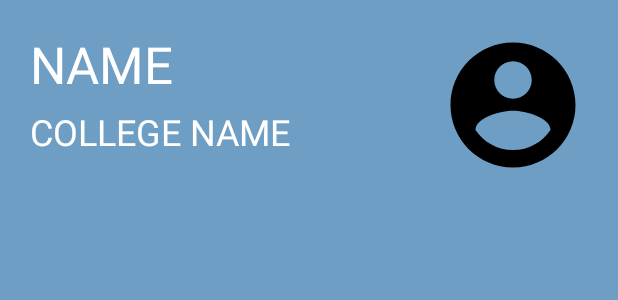
After one commit to akshaykumbhar/Evento, an Android app: the layout fragment_student_profile.xml on its own in the app's theme, with its tools: preview values and no code run, on a phone screen of 412 x 824 dp. The commit adds this screen. Shown: the top 300 px of the screen. Run offline under Robolectric (Android 15) with nearby library versions, the phone set to English and light mode, and no system bars.

Commit message:
v 0.2.2
Profile update and Startup page bug fix

```diff
--- a/Evento/app/src/main/res/layout/activity_main_page.xml
+++ b/Evento/app/src/main/res/layout/activity_main_page.xml
@@ -20,7 +20,7 @@
             android:id="@+id/frag"
             android:layout_width="match_parent"
             android:layout_height="match_parent"
-            android:name="com.evento.evento.EventFragment"
+            android:name="com.evento.evento.BlankFragment"
 
             />
 
--- /dev/null
+++ b/Evento/app/src/main/res/layout/fragment_student_profile.xml
@@ -0,0 +1,49 @@
+<ScrollView xmlns:android="http://schemas.android.com/apk/res/android"
+    xmlns:tools="http://schemas.android.com/tools"
+    android:layout_width="match_parent"
+    android:layout_height="match_parent"
+    xmlns:app="http://schemas.android.com/apk/res-auto"
+    android:background="#6e9ec3"
+    tools:context="com.evento.evento.StudentProfile">
+
+    <LinearLayout
+        android:orientation="vertical"
+        android:layout_width="match_parent"
+        android:layout_height="match_parent">
+
+        <RelativeLayout
+            android:layout_marginTop="20dp"
+            android:layout_marginLeft="20dp"
+            android:layout_marginRight="20dp"
+            android:layout_width="match_parent"
+            android:layout_height="wrap_content">
+            <TextView
+                android:id="@+id/ptvname"
+                android:layout_height="wrap_content"
+                android:layout_width="wrap_content"
+                android:textSize="34sp"
+                android:textColor="#FFFFFF"
+                android:text="NAME"
+                />
+            <TextView
+                android:id="@+id/ptvcolname"
+                android:layout_below="@id/ptvname"
+                android:layout_marginTop="6dp"
+                android:layout_height="wrap_content"
+                android:layout_width="wrap_content"
+                android:textSize="24sp"
+                android:textColor="#FFFFFF"
+                android:text="COLLEGE NAME"
+                />
+
+            <ImageView
+                android:id="@+id/ivProfilePic"
+                android:layout_height="100dp"
+                android:layout_width="100dp"
+                android:layout_alignParentRight="true"
+                android:src="@drawable/person"/>
+        </RelativeLayout>
+
+
+    </LinearLayout>
+</ScrollView>
```
Also changed, not shown: Evento/app/src/main/java/com/evento/evento/BlankFragment.java (added, +34 -0 lines), Evento/app/src/main/java/com/evento/evento/MainActivity.java (+83 -8 lines), Evento/app/src/main/java/com/evento/evento/MainPage.java (+30 -1 lines), Evento/app/src/main/java/com/evento/evento/StudentProfile.java (added, +120 -0 lines), Evento/app/src/main/res/layout/fragment_blank.xml (added, +13 -0 lines).
